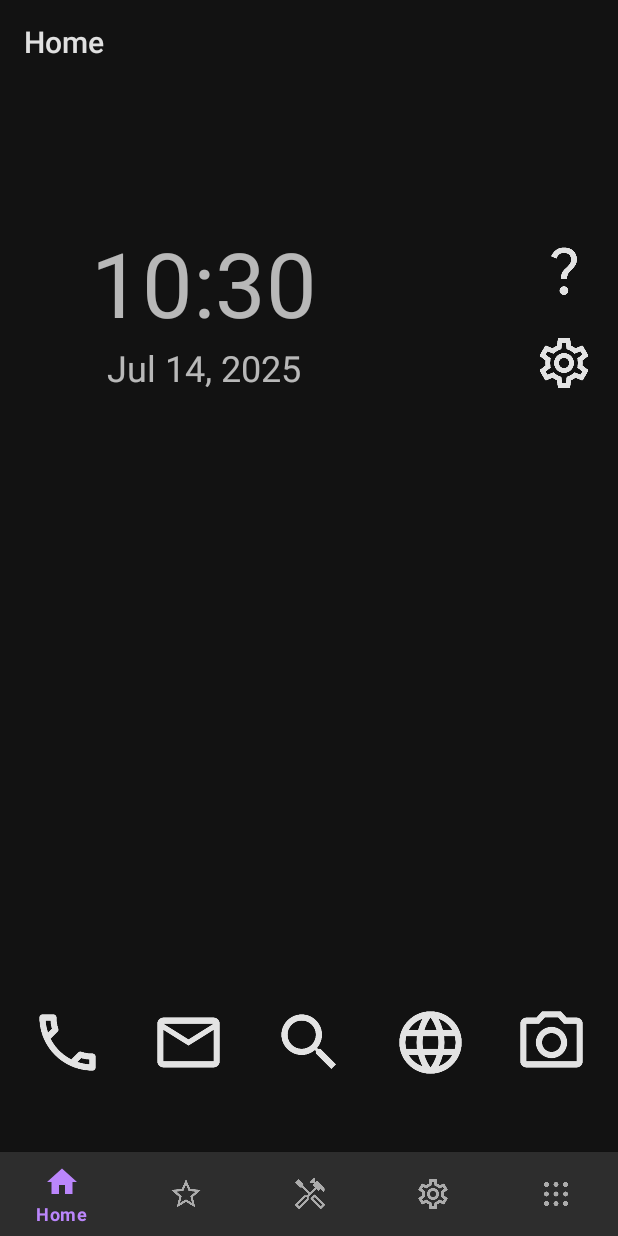
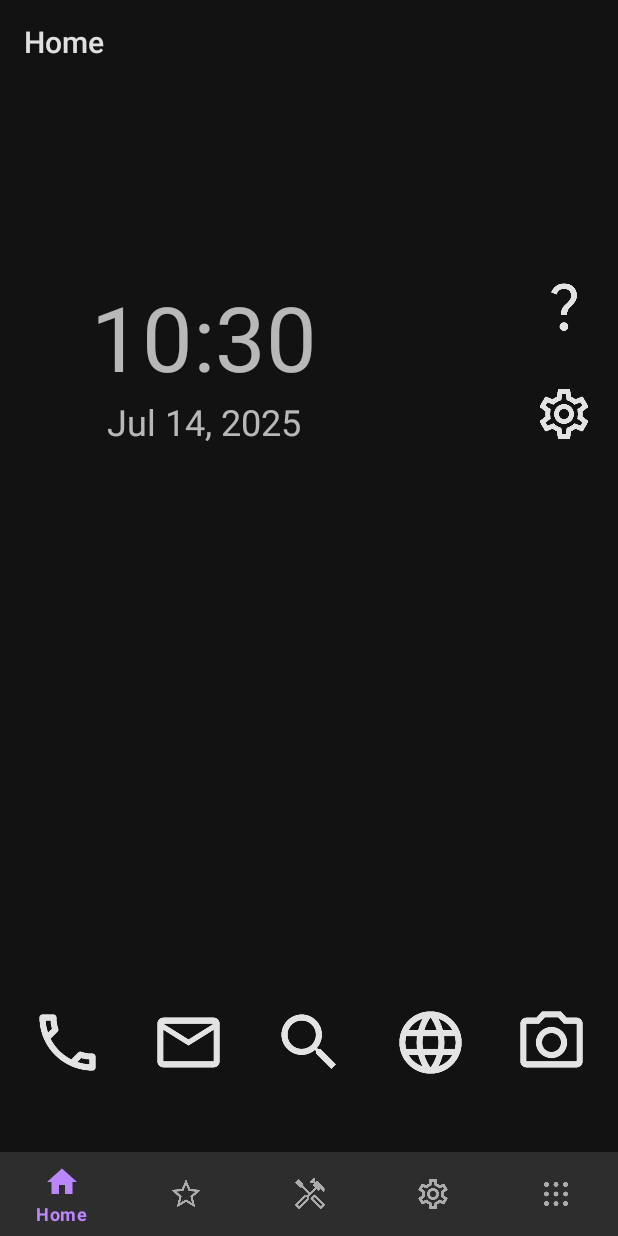
Before and after one commit to pphome2/TxTLauncher, an Android app: the screen it shows after launch (MainActivity), on a phone screen of 412 x 824 dp. Run offline under Robolectric (Android 15) with nearby library versions, the phone set to English and light mode, and no system bars; our stand-ins replace navigation-ui; 8 statements that could not run were skipped.

Commit message:
20250714

```diff
--- a/TxTLauncher_alt/app/build.gradle.kts
+++ b/TxTLauncher_alt/app/build.gradle.kts
@@ -1,3 +1,5 @@
+import org.gradle.api.JavaVersion.VERSION_11
+
 plugins {
     alias(libs.plugins.android.application)
 }
@@ -23,10 +25,11 @@ android {
                 getDefaultProguardFile("proguard-android-optimize.txt"),
                 "proguard-rules.pro"
             )
+            signingConfig = signingConfigs.getByName("debug")
         }
     }
     compileOptions {
-        sourceCompatibility = JavaVersion.VERSION_11
+        sourceCompatibility = VERSION_11
         targetCompatibility = JavaVersion.VERSION_11
     }
     buildFeatures {
--- a/TxTLauncher_alt/app/src/main/res/layout/fragment_home.xml
+++ b/TxTLauncher_alt/app/src/main/res/layout/fragment_home.xml
@@ -22,7 +22,7 @@
         android:layout_width="200dp"
         android:layout_height="wrap_content"
         android:layout_marginStart="36dp"
-        android:layout_marginTop="36dp"
+        android:layout_marginTop="72dp"
         android:textAlignment="center"
         android:textSize="60sp"
         app:layout_constraintStart_toStartOf="parent"
@@ -42,7 +42,7 @@
         android:id="@+id/helpButton"
         android:layout_width="40dp"
         android:layout_height="40dp"
-        android:layout_marginTop="48dp"
+        android:layout_marginTop="72dp"
         android:layout_marginEnd="16dp"
         android:background="@android:color/transparent"
         android:contentDescription="@string/button_help"
@@ -54,7 +54,7 @@
         android:id="@+id/settingsButton"
         android:layout_width="40dp"
         android:layout_height="40dp"
-        android:layout_marginTop="110dp"
+        android:layout_marginTop="144dp"
         android:layout_marginEnd="16dp"
         android:background="@android:color/transparent"
         android:contentDescription="@string/button_search"
```
